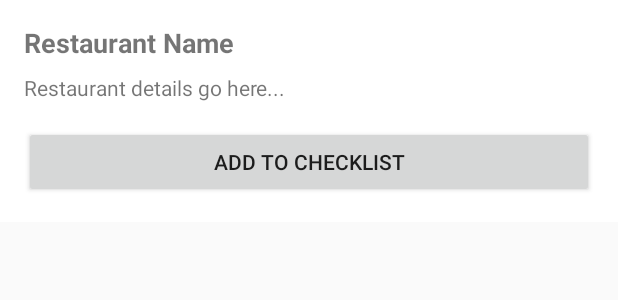
After one commit to Johann-482/Waypoint_Journal__OSM, an Android app built with Jetpack Compose: the layout restaurant_info_popup.xml on its own in the app's theme, with its tools: preview values and no code run, on a phone screen of 412 x 824 dp. The commit adds this screen. Shown: the top 300 px of the screen. Run offline under Robolectric (Android 15) with nearby library versions, the phone set to English and light mode, and no system bars.

Commit message:
Updated Layout and few functionalities Working checklist and working function where the user can add a location to the checklist

```diff
--- a/app/build.gradle.kts
+++ b/app/build.gradle.kts
@@ -45,6 +45,7 @@ dependencies {
     implementation("androidx.recyclerview:recyclerview:1.3.0")
     implementation("androidx.appcompat:appcompat:1.6.1")
     implementation("com.google.android.material:material:1.9.0")
+    implementation("androidx.preference:preference:1.2.0")
     implementation(libs.androidx.core.ktx)
     implementation(libs.androidx.lifecycle.runtime.ktx)
     implementation(libs.androidx.activity.compose)
--- /dev/null
+++ b/app/src/main/java/com/example/waypointjournalosm/Restaurant.kt
@@ -0,0 +1,6 @@
+package com.example.waypointjournalosm
+
+data class Restaurant(
+    val name: String,
+    var isChecked: Boolean = false // Default to not selected
+)
--- /dev/null
+++ b/app/src/main/res/layout/restaurant_info_popup.xml
@@ -0,0 +1,32 @@
+<?xml version="1.0" encoding="utf-8"?>
+<LinearLayout
+    xmlns:android="http://schemas.android.com/apk/res/android"
+    android:layout_width="match_parent"
+    android:layout_height="wrap_content"
+    android:orientation="vertical"
+    android:padding="16dp"
+    android:background="@android:color/white">
+
+    <TextView
+        android:id="@+id/restaurantNamePopup"
+        android:layout_width="match_parent"
+        android:layout_height="wrap_content"
+        android:text="Restaurant Name"
+        android:textSize="18sp"
+        android:textStyle="bold"
+        android:paddingBottom="8dp"/>
+
+    <TextView
+        android:id="@+id/restaurantDetails"
+        android:layout_width="match_parent"
+        android:layout_height="wrap_content"
+        android:text="Restaurant details go here..."
+        android:textSize="14sp"
+        android:paddingBottom="16dp"/>
+
+    <Button
+        android:id="@+id/addToChecklistButton"
+        android:layout_width="match_parent"
+        android:layout_height="wrap_content"
+        android:text="Add to Checklist"/>
+</LinearLayout>
--- a/app/src/main/res/values/strings.xml
+++ b/app/src/main/res/values/strings.xml
@@ -1,3 +1,6 @@
 <resources>
     <string name="app_name">Waypoint Journal(OSM)</string>
+    <string name="arrow_button">arrow_button</string>
+    <string name="toggle_checklist">Toggle Checklist</string>
+    <string name="add_to_checklist">Add to Checklist</string>
 </resources>
```
Also changed, not shown: app/src/main/java/com/example/waypointjournalosm/ChecklistAdapter.kt (added, +42 -0 lines), app/src/main/java/com/example/waypointjournalosm/MainActivity.kt (+92 -13 lines), app/src/main/res/drawable/ripple_effect.xml (added, +11 -0 lines), app/src/main/res/layout/activity_main.xml (+60 -14 lines), app/src/main/res/layout/checklist_item.xml (added, +22 -0 lines), app/src/main/res/drawable/arrow_check_list.png (added), app/src/main/res/drawable/square.png (added), 1 other file.
